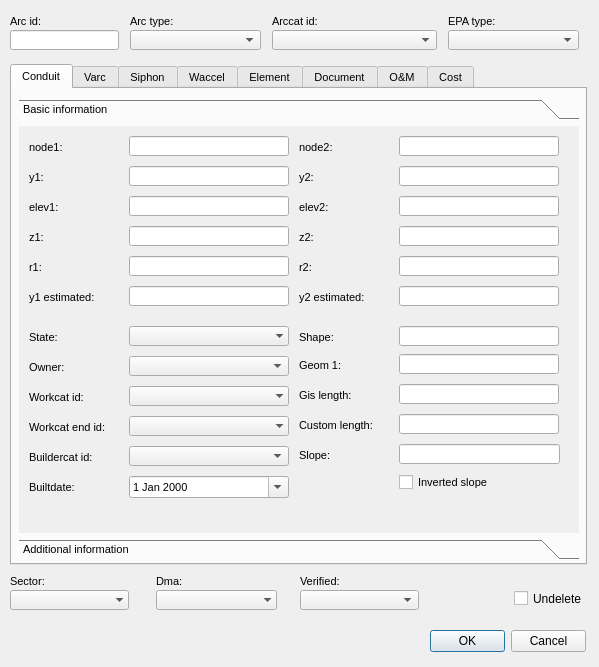
The window that ui/ud_man_arc.ui (Giswater/giswater_qgis_plugin) describes before a commit, drawn with Qt 5.
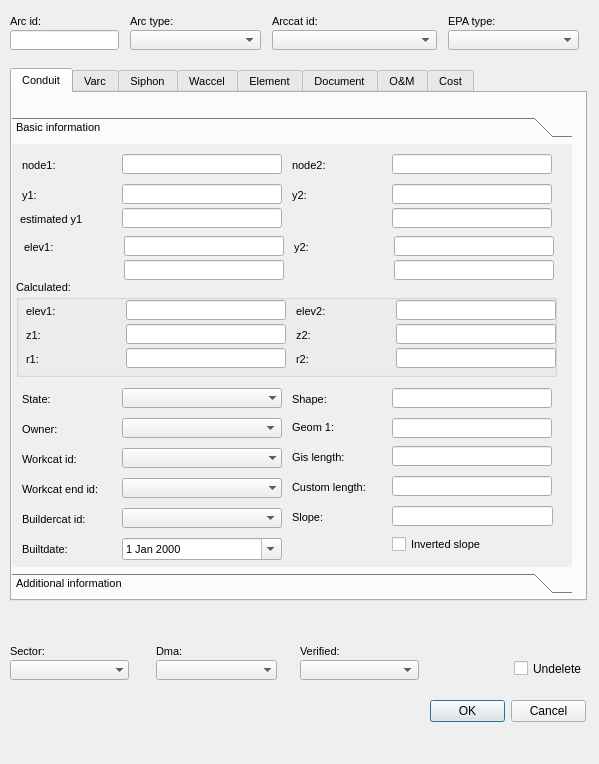
The same window after the commit. The open tabs and pages were chosen to show the change. Icons and pictures are not drawn.

Diff of the .ui file:
```diff
--- a/ui/ud_man_arc.ui
+++ b/ui/ud_man_arc.ui
@@ -7,7 +7,7 @@
     <x>0</x>
     <y>0</y>
     <width>599</width>
-    <height>667</height>
+    <height>764</height>
    </rect>
   </property>
   <property name="windowTitle">
@@ -66,9 +66,9 @@
    <property name="geometry">
     <rect>
      <x>10</x>
-     <y>64</y>
+     <y>68</y>
      <width>577</width>
-     <height>501</height>
+     <height>533</height>
     </rect>
    </property>
    <property name="font">
@@ -86,10 +86,10 @@
     <widget class="QToolBox" name="toolBox_3">
      <property name="geometry">
       <rect>
-       <x>7</x>
-       <y>10</y>
+       <x>0</x>
+       <y>24</y>
        <width>560</width>
-       <height>461</height>
+       <height>477</height>
       </rect>
      </property>
      <property name="currentIndex">
@@ -101,7 +101,7 @@
         <x>0</x>
         <y>0</y>
         <width>560</width>
-        <height>407</height>
+        <height>423</height>
        </rect>
       </property>
       <attribute name="label">
@@ -111,7 +111,7 @@
        <property name="geometry">
         <rect>
          <x>10</x>
-         <y>200</y>
+         <y>244</y>
          <width>90</width>
          <height>22</height>
         </rect>
@@ -147,7 +147,7 @@
        <property name="geometry">
         <rect>
          <x>110</x>
-         <y>290</y>
+         <y>334</y>
          <width>160</width>
          <height>20</height>
         </rect>
@@ -166,7 +166,7 @@
        <property name="geometry">
         <rect>
          <x>10</x>
-         <y>320</y>
+         <y>364</y>
          <width>101</width>
          <height>22</height>
         </rect>
@@ -202,7 +202,7 @@
        <property name="geometry">
         <rect>
          <x>10</x>
-         <y>290</y>
+         <y>334</y>
          <width>101</width>
          <height>22</height>
         </rect>
@@ -238,7 +238,7 @@
        <property name="geometry">
         <rect>
          <x>10</x>
-         <y>350</y>
+         <y>394</y>
          <width>101</width>
          <height>22</height>
         </rect>
@@ -274,7 +274,7 @@
        <property name="geometry">
         <rect>
          <x>110</x>
-         <y>260</y>
+         <y>304</y>
          <width>160</width>
          <height>20</height>
         </rect>
@@ -293,7 +293,7 @@
        <property name="geometry">
         <rect>
          <x>110</x>
-         <y>200</y>
+         <y>244</y>
          <width>160</width>
          <height>20</height>
         </rect>
@@ -312,7 +312,7 @@
        <property name="geometry">
         <rect>
          <x>10</x>
-         <y>260</y>
+         <y>304</y>
          <width>90</width>
          <height>22</height>
         </rect>
@@ -348,7 +348,7 @@
        <property name="geometry">
         <rect>
          <x>110</x>
-         <y>320</y>
+         <y>364</y>
          <width>160</width>
          <height>20</height>
         </rect>
@@ -358,7 +358,7 @@
        <property name="geometry">
         <rect>
          <x>110</x>
-         <y>350</y>
+         <y>394</y>
          <width>160</width>
          <height>22</height>
         </rect>
@@ -371,7 +371,7 @@
        <property name="geometry">
         <rect>
          <x>110</x>
-         <y>230</y>
+         <y>274</y>
          <width>160</width>
          <height>20</height>
         </rect>
@@ -381,7 +381,7 @@
        <property name="geometry">
         <rect>
          <x>10</x>
-         <y>230</y>
+         <y>274</y>
          <width>90</width>
          <height>22</height>
         </rect>
@@ -501,17 +501,7 @@
        <property name="geometry">
         <rect>
          <x>110</x>
-         <y>160</y>
-         <width>160</width>
-         <height>20</height>
-        </rect>
-       </property>
-      </widget>
-      <widget class="QLineEdit" name="conduit_z1">
-       <property name="geometry">
-        <rect>
-         <x>110</x>
-         <y>100</y>
+         <y>64</y>
          <width>160</width>
          <height>20</height>
         </rect>
@@ -551,77 +541,6 @@
         <number>3</number>
        </property>
       </widget>
-      <widget class="QLabel" name="label_conduit_z1">
-       <property name="geometry">
-        <rect>
-         <x>10</x>
-         <y>100</y>
-         <width>21</width>
-         <height>22</height>
-        </rect>
-       </property>
-       <property name="font">
-        <font>
-         <pointsize>8</pointsize>
-         <italic>false</italic>
-        </font>
-       </property>
-       <property name="frameShape">
-        <enum>QFrame::NoFrame</enum>
-       </property>
-       <property name="frameShadow">
-        <enum>QFrame::Plain</enum>
-       </property>
-       <property name="text">
-        <string>z1:</string>
-       </property>
-       <property name="textFormat">
-        <enum>Qt::AutoText</enum>
-       </property>
-       <property name="scaledContents">
-        <bool>false</bool>
-       </property>
-       <property name="alignment">
-        <set>Qt::AlignLeading|Qt::AlignLeft|Qt::AlignVCenter</set>
-       </property>
-       <property name="margin">
-        <number>3</number>
-       </property>
-      </widget>
-      <widget class="QLabel" name="label_conduit_r2">
-       <property name="geometry">
-        <rect>
-         <x>280</x>
-         <y>130</y>
-         <width>21</width>
-         <height>22</height>
-        </rect>
-       </property>
-       <property name="font">
-        <font>
-         <pointsize>8</pointsize>
-         <italic>false</italic>
-        </font>
-       </property>
-       <property name="frameShape">
-        <enum>QFrame::NoFrame</enum>
-       </property>
-       <property name="frameShadow">
-        <enum>QFrame::Plain</enum>
-       </property>
-       <property name="text">
-        <string>r2:</string>
-       </property>
-       <property name="textFormat">
-        <enum>Qt::AutoText</enum>
-       </property>
-       <property name="scaledContents">
-        <bool>false</bool>
-       </property>
-       <property name="margin">
-        <number>3</number>
-       </property>
-      </widget>
       <widget class="QLabel" name="label_conduit_y1">
        <property name="geometry">
         <rect>
@@ -659,122 +578,11 @@
         <number>3</number>
        </property>
       </widget>
-      <widget class="QLabel" name="label_conduit_z2">
-       <property name="geometry">
-        <rect>
-         <x>280</x>
-         <y>100</y>
-         <width>21</width>
-         <height>22</height>
-        </rect>
-       </property>
-       <property name="font">
-        <font>
-         <pointsize>8</pointsize>
-         <italic>false</italic>
-        </font>
-       </property>
-       <property name="frameShape">
-        <enum>QFrame::NoFrame</enum>
-       </property>
-       <property name="frameShadow">
-        <enum>QFrame::Plain</enum>
-       </property>
-       <property name="text">
-        <string>z2:</string>
-       </property>
-       <property name="textFormat">
-        <enum>Qt::AutoText</enum>
-       </property>
-       <property name="scaledContents">
-        <bool>false</bool>
-       </property>
-       <property name="margin">
-        <number>3</number>
-       </property>
-      </widget>
-      <widget class="QLineEdit" name="conduit_elev2">
-       <property name="geometry">
-        <rect>
-         <x>380</x>
-         <y>70</y>
-         <width>160</width>
-         <height>20</height>
-        </rect>
-       </property>
-      </widget>
-      <widget class="QLineEdit" name="conduit_r2">
-       <property name="geometry">
-        <rect>
-         <x>380</x>
-         <y>130</y>
-         <width>160</width>
-         <height>20</height>
-        </rect>
-       </property>
-      </widget>
-      <widget class="QLineEdit" name="conduit_r1">
-       <property name="geometry">
-        <rect>
-         <x>110</x>
-         <y>130</y>
-         <width>160</width>
-         <height>20</height>
-        </rect>
-       </property>
-      </widget>
-      <widget class="QLabel" name="label_conduit_r1">
-       <property name="geometry">
-        <rect>
-         <x>10</x>
-         <y>130</y>
-         <width>21</width>
-         <height>22</height>
-        </rect>
-       </property>
-       <property name="font">
-        <font>
-         <pointsize>8</pointsize>
-         <italic>false</italic>
-        </font>
-       </property>
-       <property name="frameShape">
-        <enum>QFrame::NoFrame</enum>
-       </property>
-       <property name="frameShadow">
-        <enum>QFrame::Plain</enum>
-       </property>
-       <property name="text">
-        <string>r1:</string>
-       </property>
-       <property name="textFormat">
-        <enum>Qt::AutoText</enum>
-       </property>
-       <property name="scaledContents">
-        <bool>false</bool>
-       </property>
-       <property name="alignment">
-        <set>Qt::AlignLeading|Qt::AlignLeft|Qt::AlignVCenter</set>
-       </property>
-       <property name="margin">
-        <number>3</number>
-       </property>
-      </widget>
-      <widget class="QLineEdit" name="conduit_z2">
-       <property name="geometry">
-        <rect>
-         <x>380</x>
-         <y>100</y>
-         <width>160</width>
-         <height>20</height>
-        </rect>
-       </property>
-      </widget>
       <widget class="QLineEdit" name="conduit_est_y2">
        <property name="geometry">
         <rect>
          <x>380</x>
-         <y>160</y>
+         <y>64</y>
          <width>160</width>
          <height>20</height>
         </rect>
@@ -793,9 +601,9 @@
       <widget class="QLabel" name="label_conduit_est_y1">
        <property name="geometry">
         <rect>
-         <x>10</x>
-         <y>160</y>
-         <width>71</width>
+         <x>8</x>
+         <y>64</y>
+         <width>93</width>
          <height>22</height>
         </rect>
        </property>
@@ -812,7 +620,7 @@
         <enum>QFrame::Plain</enum>
        </property>
        <property name="text">
-        <string>y1 estimated:</string>
+        <string>estimated y1</string>
        </property>
        <property name="textFormat">
         <enum>Qt::AutoText</enum>
@@ -827,121 +635,6 @@
         <number>3</number>
        </property>
       </widget>
-      <widget class="QLabel" name="label_conduit_elev2">
-       <property name="geometry">
-        <rect>
-         <x>280</x>
-         <y>70</y>
-         <width>41</width>
-         <height>22</height>
-        </rect>
-       </property>
-       <property name="font">
-        <font>
-         <pointsize>8</pointsize>
-         <italic>false</italic>
-        </font>
-       </property>
-       <property name="frameShape">
-        <enum>QFrame::NoFrame</enum>
-       </property>
-       <property name="frameShadow">
-        <enum>QFrame::Plain</enum>
-       </property>
-       <property name="text">
-        <string>elev2:</string>
-       </property>
-       <property name="textFormat">
-        <enum>Qt::AutoText</enum>
-       </property>
-       <property name="scaledContents">
-        <bool>false</bool>
-       </property>
-       <property name="margin">
-        <number>3</number>
-       </property>
-      </widget>
-      <widget class="QLabel" name="label_conduit_elev1">
-       <property name="geometry">
-        <rect>
-         <x>10</x>
-         <y>70</y>
-         <width>41</width>
-         <height>22</height>
-        </rect>
-       </property>
-       <property name="font">
-        <font>
-         <pointsize>8</pointsize>
-         <italic>false</italic>
-        </font>
-       </property>
-       <property name="frameShape">
-        <enum>QFrame::NoFrame</enum>
-       </property>
-       <property name="frameShadow">
-        <enum>QFrame::Plain</enum>
-       </property>
-       <property name="text">
-        <string>elev1:</string>
-       </property>
-       <property name="textFormat">
-        <enum>Qt::AutoText</enum>
-       </property>
-       <property name="scaledContents">
-        <bool>false</bool>
-       </property>
-       <property name="alignment">
-        <set>Qt::AlignLeading|Qt::AlignLeft|Qt::AlignVCenter</set>
-       </property>
-       <property name="margin">
-        <number>3</number>
-       </property>
-      </widget>
-      <widget class="QLabel" name="label_conduit_est_y2">
-       <property name="geometry">
-        <rect>
-         <x>280</x>
-         <y>160</y>
-         <width>71</width>
-         <height>22</height>
-        </rect>
-       </property>
-       <property name="font">
-        <font>
-         <pointsize>8</pointsize>
-         <italic>false</italic>
-        </font>
-       </property>
-       <property name="frameShape">
-        <enum>QFrame::NoFrame</enum>
-       </property>
-       <property name="frameShadow">
-        <enum>QFrame::Plain</enum>
-       </property>
-       <property name="text">
-        <string>y2 estimated:</string>
-       </property>
-       <property name="textFormat">
-        <enum>Qt::AutoText</enum>
-       </property>
-       <property name="scaledContents">
-        <bool>false</bool>
-       </property>
-       <property name="margin">
-        <number>3</number>
-       </property>
-      </widget>
-      <widget class="QLineEdit" name="conduit_elev1">
-       <property name="geometry">
-        <rect>
-         <x>110</x>
-         <y>70</y>
-         <width>160</width>
-         <height>20</height>
-        </rect>
-       </property>
-      </widget>
       <widget class="QLineEdit" name="conduit_node_1">
        <property name="geometry">
         <rect>
@@ -966,7 +659,7 @@
        <property name="geometry">
         <rect>
          <x>380</x>
-         <y>348</y>
+         <y>392</y>
          <width>91</width>
          <height>17</height>
         </rect>
@@ -979,7 +672,7 @@
        <property name="geometry">
         <rect>
          <x>280</x>
-         <y>288</y>
+         <y>332</y>
          <width>90</width>
          <height>22</height>
         </rect>
@@ -1015,7 +708,7 @@
        <property name="geometry">
         <rect>
          <x>380</x>
-         <y>288</y>
+         <y>332</y>
          <width>160</width>
          <height>20</height>
         </rect>
@@ -1033,7 +726,7 @@
        <property name="geometry">
         <rect>
          <x>380</x>
-         <y>258</y>
+         <y>302</y>
          <width>160</width>
          <height>20</height>
         </rect>
@@ -1051,7 +744,7 @@
        <property name="geometry">
         <rect>
          <x>280</x>
-         <y>258</y>
+         <y>302</y>
          <width>90</width>
          <height>22</height>
         </rect>
@@ -1087,7 +780,7 @@
        <property name="geometry">
         <rect>
          <x>280</x>
-         <y>200</y>
+         <y>244</y>
          <width>90</width>
          <height>22</height>
         </rect>
@@ -1126,7 +819,7 @@
        <property name="geometry">
         <rect>
          <x>380</x>
-         <y>200</y>
+         <y>244</y>
          <width>160</width>
          <height>20</height>
         </rect>
@@ -1144,7 +837,7 @@
        <property name="geometry">
         <rect>
          <x>380</x>
-         <y>318</y>
+         <y>362</y>
          <width>161</width>
          <height>20</height>
         </rect>
@@ -1162,7 +855,7 @@
        <property name="geometry">
         <rect>
          <x>280</x>
-         <y>318</y>
+         <y>362</y>
          <width>90</width>
          <height>22</height>
         </rect>
@@ -1198,7 +891,7 @@
        <property name="geometry">
         <rect>
          <x>380</x>
-         <y>228</y>
+         <y>274</y>
          <width>160</width>
          <height>20</height>
         </rect>
@@ -1216,7 +909,7 @@
        <property name="geometry">
         <rect>
          <x>280</x>
-         <y>228</y>
+         <y>272</y>
          <width>90</width>
          <height>22</height>
         </rect>
@@ -1248,6 +941,534 @@
         <number>3</number>
        </property>
       </widget>
+      <widget class="QGroupBox" name="groupBox">
+       <property name="geometry">
+        <rect>
+         <x>4</x>
+         <y>136</y>
+         <width>541</width>
+         <height>97</height>
+        </rect>
+       </property>
+       <property name="title">
+        <string>Calculated:</string>
+       </property>
+       <widget class="QLabel" name="label_conduit_z2">
+        <property name="geometry">
+         <rect>
+          <x>280</x>
+          <y>44</y>
+          <width>21</width>
+          <height>22</height>
+         </rect>
+        </property>
+        <property name="font">
+         <font>
+          <pointsize>8</pointsize>
+          <italic>false</italic>
+         </font>
+        </property>
+        <property name="frameShape">
+         <enum>QFrame::NoFrame</enum>
+        </property>
+        <property name="frameShadow">
+         <enum>QFrame::Plain</enum>
+        </property>
+        <property name="text">
+         <string>z2:</string>
+        </property>
+        <property name="textFormat">
+         <enum>Qt::AutoText</enum>
+        </property>
+        <property name="scaledContents">
+         <bool>false</bool>
+        </property>
+        <property name="margin">
+         <number>3</number>
+        </property>
+       </widget>
+       <widget class="QLabel" name="label_conduit_r1">
+        <property name="geometry">
+         <rect>
+          <x>10</x>
+          <y>68</y>
+          <width>21</width>
+          <height>22</height>
+         </rect>
+        </property>
+        <property name="font">
+         <font>
+          <pointsize>8</pointsize>
+          <italic>false</italic>
+         </font>
+        </property>
+        <property name="frameShape">
+         <enum>QFrame::NoFrame</enum>
+        </property>
+        <property name="frameShadow">
+         <enum>QFrame::Plain</enum>
+        </property>
+        <property name="text">
+         <string>r1:</string>
+        </property>
+        <property name="textFormat">
+         <enum>Qt::AutoText</enum>
+        </property>
+        <property name="scaledContents">
+         <bool>false</bool>
+        </property>
+        <property name="alignment">
+         <set>Qt::AlignLeading|Qt::AlignLeft|Qt::AlignVCenter</set>
+        </property>
+        <property name="margin">
+         <number>3</number>
+        </property>
+       </widget>
+       <widget class="QLineEdit" name="conduit_z1">
+        <property name="geometry">
+         <rect>
+          <x>110</x>
+          <y>44</y>
+          <width>160</width>
+          <height>20</height>
+         </rect>
+        </property>
+       </widget>
+       <widget class="QLineEdit" name="conduit_elev2">
+        <property name="geometry">
+         <rect>
+          <x>380</x>
+          <y>20</y>
+          <width>160</width>
+          <height>20</height>
+         </rect>
+        </property>
+       </widget>
+       <widget class="QLineEdit" name="conduit_r2">
+        <property name="geometry">
+         <rect>
+          <x>380</x>
+          <y>68</y>
+          <width>160</width>
+          <height>20</height>
+         </rect>
+        </property>
+       </widget>
+       <widget class="QLabel" name="label_conduit_z1">
+        <property name="geometry">
+         <rect>
+          <x>10</x>
+          <y>44</y>
+          <width>21</width>
+          <height>22</height>
+         </rect>
+        </property>
+        <property name="font">
+         <font>
+          <pointsize>8</pointsize>
+          <italic>false</italic>
+         </font>
+        </property>
+        <property name="frameShape">
+         <enum>QFrame::NoFrame</enum>
+        </property>
+        <property name="frameShadow">
+         <enum>QFrame::Plain</enum>
+        </property>
+        <property name="text">
+         <string>z1:</string>
+        </property>
+        <property name="textFormat">
+         <enum>Qt::AutoText</enum>
+        </property>
+        <property name="scaledContents">
+         <bool>false</bool>
+        </property>
+        <property name="alignment">
+         <set>Qt::AlignLeading|Qt::AlignLeft|Qt::AlignVCenter</set>
+        </property>
+        <property name="margin">
+         <number>3</number>
+        </property>
+       </widget>
+       <widget class="QLineEdit" name="conduit_z2">
+        <property name="geometry">
+         <rect>
+          <x>380</x>
+          <y>44</y>
+          <width>160</width>
+          <height>20</height>
+         </rect>
+        </property>
+       </widget>
+       <widget class="QLabel" name="label_conduit_elev2">
+        <property name="geometry">
+         <rect>
+          <x>280</x>
+          <y>20</y>
+          <width>41</width>
+          <height>22</height>
+         </rect>
+        </property>
+        <property name="font">
+         <font>
+          <pointsize>8</pointsize>
+          <italic>false</italic>
+         </font>
+        </property>
+        <property name="frameShape">
+         <enum>QFrame::NoFrame</enum>
+        </property>
+        <property name="frameShadow">
+         <enum>QFrame::Plain</enum>
+        </property>
+        <property name="text">
+         <string>elev2:</string>
+        </property>
+        <property name="textFormat">
+         <enum>Qt::AutoText</enum>
+        </property>
+        <property name="scaledContents">
+         <bool>false</bool>
+        </property>
+        <property name="margin">
+         <number>3</number>
+        </property>
+       </widget>
+       <widget class="QLabel" name="label_conduit_elev1">
+        <property name="geometry">
+         <rect>
+          <x>10</x>
+          <y>20</y>
+          <width>65</width>
+          <height>22</height>
+         </rect>
+        </property>
+        <property name="font">
+         <font>
+          <pointsize>8</pointsize>
+          <italic>false</italic>
+         </font>
+        </property>
+        <property name="frameShape">
+         <enum>QFrame::NoFrame</enum>
+        </property>
+        <property name="frameShadow">
+         <enum>QFrame::Plain</enum>
+        </property>
+        <property name="text">
+         <string>elev1:</string>
+        </property>
+        <property name="textFormat">
+         <enum>Qt::AutoText</enum>
+        </property>
+        <property name="scaledContents">
+         <bool>false</bool>
+        </property>
+        <property name="alignment">
+         <set>Qt::AlignLeading|Qt::AlignLeft|Qt::AlignVCenter</set>
+        </property>
+        <property name="margin">
+         <number>3</number>
+        </property>
+       </widget>
+       <widget class="QLabel" name="label_conduit_r2">
+        <property name="geometry">
+         <rect>
+          <x>280</x>
+          <y>68</y>
+          <width>21</width>
+          <height>22</height>
+         </rect>
+        </property>
+        <property name="font">
+         <font>
+          <pointsize>8</pointsize>
+          <italic>false</italic>
+         </font>
+        </property>
+        <property name="frameShape">
+         <enum>QFrame::NoFrame</enum>
+        </property>
+        <property name="frameShadow">
+         <enum>QFrame::Plain</enum>
+        </property>
+        <property name="text">
+         <string>r2:</string>
+        </property>
+        <property name="textFormat">
+         <enum>Qt::AutoText</enum>
+        </property>
+        <property name="scaledContents">
+         <bool>false</bool>
+        </property>
+        <property name="margin">
+         <number>3</number>
+        </property>
+       </widget>
+       <widget class="QLineEdit" name="conduit_r1">
+        <property name="geometry">
+         <rect>
+          <x>110</x>
+          <y>68</y>
+          <width>160</width>
+          <height>20</height>
+         </rect>
+        </property>
+       </widget>
+       <widget class="QLineEdit" name="conduit_elev1">
+        <property name="geometry">
+         <rect>
+          <x>110</x>
+          <y>20</y>
+          <width>160</width>
+          <height>20</height>
+         </rect>
+        </property>
+       </widget>
+       <widget class="QLineEdit" name="conduit_z1_2">
+        <property name="geometry">
+         <rect>
+          <x>1808</x>
+          <y>496</y>
+          <width>160</width>
+          <height>20</height>
+         </rect>
+        </property>
+       </widget>
+       <widget class="QLabel" name="label_conduit_r1_2">
+        <property name="geometry">
+         <rect>
+          <x>1708</x>
+          <y>526</y>
+          <width>21</width>
+          <height>22</height>
+         </rect>
+        </property>
+        <property name="font">
+         <font>
+          <pointsize>8</pointsize>
+          <italic>false</italic>
+         </font>
+        </property>
+        <property name="frameShape">
+         <enum>QFrame::NoFrame</enum>
+        </property>
+        <property name="frameShadow">
+         <enum>QFrame::Plain</enum>
+        </property>
+        <property name="text">
+         <string>r1:</string>
+        </property>
+        <property name="textFormat">
+         <enum>Qt::AutoText</enum>
+        </property>
+        <property name="scaledContents">
+         <bool>false</bool>
+        </property>
+        <property name="alignment">
+         <set>Qt::AlignLeading|Qt::AlignLeft|Qt::AlignVCenter</set>
+        </property>
+        <property name="margin">
+         <number>3</number>
+        </property>
+       </widget>
+       <widget class="QLabel" name="label_conduit_z1_2">
+        <property name="geometry">
+         <rect>
+          <x>1708</x>
+          <y>496</y>
+          <width>21</width>
+          <height>22</height>
+         </rect>
+        </property>
+        <property name="font">
+         <font>
+          <pointsize>8</pointsize>
+          <italic>false</italic>
+         </font>
+        </property>
+        <property name="frameShape">
+         <enum>QFrame::NoFrame</enum>
+        </property>
+        <property name="frameShadow">
+         <enum>QFrame::Plain</enum>
+        </property>
+        <property name="text">
+         <string>z1:</string>
+        </property>
+        <property name="textFormat">
+         <enum>Qt::AutoText</enum>
+        </property>
+        <property name="scaledContents">
+         <bool>false</bool>
+        </property>
+        <property name="alignment">
+         <set>Qt::AlignLeading|Qt::AlignLeft|Qt::AlignVCenter</set>
+        </property>
+        <property name="margin">
+         <number>3</number>
+        </property>
+       </widget>
+       <widget class="QLabel" name="label_conduit_elev1_2">
+        <property name="geometry">
+         <rect>
+          <x>1708</x>
+          <y>466</y>
+          <width>65</width>
+          <height>22</height>
+         </rect>
+        </property>
+        <property name="font">
+         <font>
+          <pointsize>8</pointsize>
+          <italic>false</italic>
+         </font>
+        </property>
+        <property name="frameShape">
+         <enum>QFrame::NoFrame</enum>
+        </property>
+        <property name="frameShadow">
+         <enum>QFrame::Plain</enum>
+        </property>
+        <property name="text">
+         <string>elev1:</string>
+        </property>
+        <property name="textFormat">
+         <enum>Qt::AutoText</enum>
+        </property>
+        <property name="scaledContents">
+         <bool>false</bool>
+        </property>
+        <property name="alignment">
+         <set>Qt::AlignLeading|Qt::AlignLeft|Qt::AlignVCenter</set>
+        </property>
+        <property name="margin">
+         <number>3</number>
+        </property>
+       </widget>
+       <widget class="QLineEdit" name="conduit_elev1_2">
+        <property name="geometry">
+         <rect>
+          <x>1808</x>
+          <y>484</y>
+          <width>160</width>
+          <height>20</height>
+         </rect>
+        </property>
+       </widget>
+      </widget>
+      <widget class="QLineEdit" name="conduit_y2_2">
+       <property name="geometry">
+        <rect>
+         <x>382</x>
+         <y>92</y>
+         <width>160</width>
+         <height>20</height>
+        </rect>
+       </property>
+      </widget>
+      <widget class="QLabel" name="label_conduit_y1_2">
+       <property name="geometry">
+        <rect>
+         <x>12</x>
+         <y>92</y>
+         <width>41</width>
+         <height>22</height>
+        </rect>
+       </property>
+       <property name="font">
+        <font>
+         <pointsize>8</pointsize>
+         <italic>false</italic>
+        </font>
+       </property>
+       <property name="frameShape">
+        <enum>QFrame::NoFrame</enum>
+       </property>
+       <property name="frameShadow">
+        <enum>QFrame::Plain</enum>
+       </property>
+       <property name="text">
+        <string>elev1:</string>
+       </property>
+       <property name="textFormat">
+        <enum>Qt::AutoText</enum>
+       </property>
+       <property name="scaledContents">
+        <bool>false</bool>
+       </property>
+       <property name="alignment">
+        <set>Qt::AlignLeading|Qt::AlignLeft|Qt::AlignVCenter</set>
+       </property>
+       <property name="margin">
+        <number>3</number>
+       </property>
+      </widget>
+      <widget class="QLineEdit" name="conduit_est_y1_2">
+       <property name="geometry">
+        <rect>
+         <x>112</x>
+         <y>116</y>
+         <width>160</width>
+         <height>20</height>
+        </rect>
+       </property>
+      </widget>
+      <widget class="QLabel" name="label_conduit_y2_2">
+       <property name="geometry">
+        <rect>
+         <x>282</x>
+         <y>92</y>
+         <width>21</width>
+         <height>22</height>
+        </rect>
+       </property>
+       <property name="font">
+        <font>
+         <pointsize>8</pointsize>
+         <italic>false</italic>
+        </font>
+       </property>
+       <property name="frameShape">
+        <enum>QFrame::NoFrame</enum>
+       </property>
+       <property name="frameShadow">
+        <enum>QFrame::Plain</enum>
+       </property>
+       <property name="text">
+        <string>y2:</string>
+       </property>
+       <property name="textFormat">
+        <enum>Qt::AutoText</enum>
+       </property>
+       <property name="scaledContents">
+        <bool>false</bool>
+       </property>
+       <property name="margin">
+        <number>3</number>
+       </property>
+      </widget>
+      <widget class="QLineEdit" name="conduit_est_y2_2">
+       <property name="geometry">
+        <rect>
+         <x>382</x>
+         <y>116</y>
+         <width>160</width>
+         <height>20</height>
+        </rect>
+       </property>
+      </widget>
+      <widget class="QLineEdit" name="conduit_y1_2">
+       <property name="geometry">
+        <rect>
+         <x>112</x>
+         <y>92</y>
+         <width>160</width>
+         <height>20</height>
+        </rect>
+       </property>
+      </widget>
      </widget>
      <widget class="QWidget" name="page_16">
       <property name="geometry">
@@ -10766,7 +10987,7 @@
    <property name="geometry">
     <rect>
      <x>10</x>
-     <y>570</y>
+     <y>640</y>
      <width>90</width>
      <height>22</height>
     </rect>
@@ -10802,7 +11023,7 @@
    <property name="geometry">
     <rect>
      <x>300</x>
-     <y>570</y>
+     <y>640</y>
      <width>90</width>
      <height>22</height>
     </rect>
@@ -10838,7 +11059,7 @@
    <property name="geometry">
     <rect>
      <x>300</x>
-     <y>590</y>
+     <y>660</y>
      <width>119</width>
      <height>20</height>
     </rect>
@@ -10848,7 +11069,7 @@
    <property name="geometry">
     <rect>
      <x>156</x>
-     <y>590</y>
+     <y>660</y>
      <width>121</width>
      <height>20</height>
     </rect>
@@ -10867,7 +11088,7 @@
    <property name="geometry">
     <rect>
      <x>10</x>
-     <y>590</y>
+     <y>660</y>
      <width>119</width>
      <height>20</height>
     </rect>
@@ -10886,7 +11107,7 @@
    <property name="geometry">
     <rect>
      <x>156</x>
-     <y>570</y>
+     <y>640</y>
      <width>90</width>
      <height>22</height>
     </rect>
@@ -10922,7 +11143,7 @@
    <property name="geometry">
     <rect>
      <x>514</x>
-     <y>590</y>
+     <y>660</y>
      <width>77</width>
      <height>17</height>
     </rect>
@@ -10935,7 +11156,7 @@
    <property name="geometry">
     <rect>
      <x>430</x>
-     <y>630</y>
+     <y>700</y>
      <width>156</width>
      <height>23</height>
     </rect>
```
Left out of the diff: 377 changed lines with no effect on the pictures.
